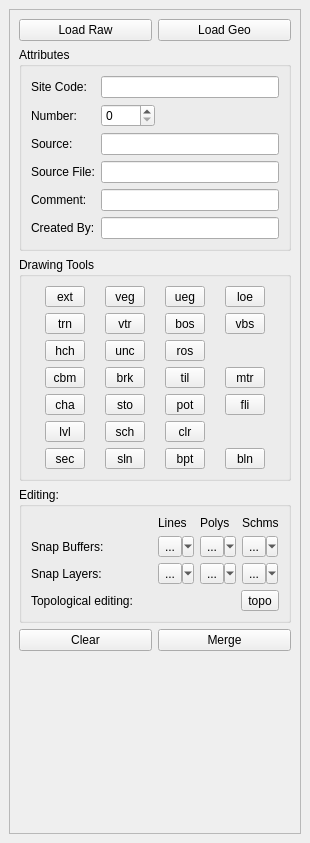
Before: the Qt Designer form plan/plan_dock_base.ui in lparchaeology/ArkPlan, drawn with Qt 5.
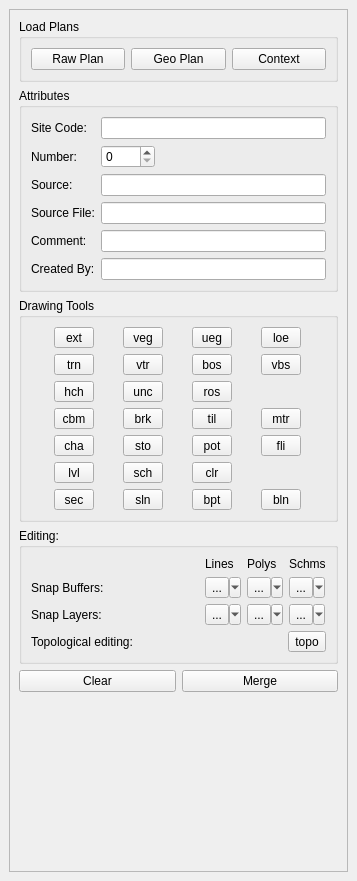
After: the same form once the commit is applied. Custom widgets are drawn as their Qt base class.

Commit message:
Load plans by context number
TODO zooming to all plans loaded, etc

```diff
--- a/plan/plan_dock_base.ui
+++ b/plan/plan_dock_base.ui
@@ -6,8 +6,8 @@
    <rect>
     <x>0</x>
     <y>0</y>
-    <width>310</width>
-    <height>843</height>
+    <width>357</width>
+    <height>881</height>
    </rect>
   </property>
   <property name="sizePolicy">
@@ -20,8 +20,8 @@
    <string>ArkPlan</string>
   </property>
   <widget class="QWidget" name="PlanDockContents">
-   <layout class="QVBoxLayout" name="verticalLayout_4">
-    <item>
+   <layout class="QGridLayout" name="gridLayout_4">
+    <item row="0" column="0">
      <widget class="QScrollArea" name="scrollArea">
       <property name="sizePolicy">
        <sizepolicy hsizetype="MinimumExpanding" vsizetype="Expanding">
@@ -40,28 +40,40 @@
         <rect>
          <x>0</x>
          <y>0</y>
-         <width>284</width>
-         <height>791</height>
+         <width>333</width>
+         <height>829</height>
         </rect>
        </property>
        <layout class="QVBoxLayout" name="verticalLayout">
         <item>
-         <layout class="QHBoxLayout" name="horizontalLayout_4">
-          <item>
+         <widget class="QGroupBox" name="groupBox_2">
+          <property name="title">
+           <string>Load Plans</string>
+          </property>
+          <layout class="QGridLayout" name="gridLayout_2">
+           <item row="0" column="0">
            <widget class="QPushButton" name="m_loadRawButton">
             <property name="text">
-             <string>Load Raw</string>
+              <string>Raw Plan</string>
             </property>
            </widget>
           </item>
-          <item>
+           <item row="0" column="1">
            <widget class="QPushButton" name="m_loadGeoButton">
             <property name="text">
-             <string>Load Geo</string>
+              <string>Geo Plan</string>
+             </property>
+            </widget>
+           </item>
+           <item row="0" column="2">
+            <widget class="QPushButton" name="m_loadContextButton">
+             <property name="text">
+              <string>Context</string>
             </property>
            </widget>
           </item>
          </layout>
+         </widget>
         </item>
         <item>
          <widget class="QGroupBox" name="m_planGroup">
@@ -72,7 +84,7 @@
            <property name="fieldGrowthPolicy">
             <enum>QFormLayout::ExpandingFieldsGrow</enum>
            </property>
-           <item row="0" column="0">
+           <item row="1" column="0">
             <widget class="QLabel" name="m_siteLabel">
              <property name="text">
               <string>Site Code:</string>
@@ -82,14 +94,14 @@
              </property>
             </widget>
            </item>
-           <item row="0" column="1">
+           <item row="1" column="1">
             <widget class="QLineEdit" name="m_siteEdit">
              <property name="readOnly">
               <bool>false</bool>
              </property>
             </widget>
            </item>
-           <item row="1" column="0">
+           <item row="2" column="0">
             <widget class="QLabel" name="m_numberLabel">
              <property name="text">
               <string>Number:</string>
@@ -99,7 +111,7 @@
              </property>
             </widget>
            </item>
-           <item row="1" column="1">
+           <item row="2" column="1">
             <widget class="QSpinBox" name="m_numberSpin">
              <property name="toolTip">
               <string>Context Number</string>
@@ -109,14 +121,14 @@
              </property>
             </widget>
            </item>
-           <item row="2" column="1">
+           <item row="3" column="1">
             <widget class="QLineEdit" name="m_sourceEdit">
              <property name="toolTip">
               <string>Source</string>
              </property>
             </widget>
            </item>
-           <item row="2" column="0">
+           <item row="3" column="0">
             <widget class="QLabel" name="m_sourceLabel">
              <property name="text">
               <string>Source:</string>
@@ -126,14 +138,14 @@
              </property>
             </widget>
            </item>
-           <item row="4" column="1">
+           <item row="5" column="1">
             <widget class="QLineEdit" name="m_commentEdit">
              <property name="readOnly">
               <bool>false</bool>
              </property>
             </widget>
            </item>
-           <item row="4" column="0">
+           <item row="5" column="0">
             <widget class="QLabel" name="m_commentLabel">
              <property name="text">
               <string>Comment:</string>
@@ -143,7 +155,7 @@
              </property>
             </widget>
            </item>
-           <item row="3" column="0">
+           <item row="4" column="0">
             <widget class="QLabel" name="m_sourceFileLabel">
              <property name="text">
               <string>Source File:</string>
@@ -153,10 +165,10 @@
              </property>
             </widget>
            </item>
-           <item row="3" column="1">
+           <item row="4" column="1">
             <widget class="QLineEdit" name="m_sourceFileEdit"/>
            </item>
-           <item row="5" column="0">
+           <item row="6" column="0">
             <widget class="QLabel" name="m_createdByLabel">
              <property name="text">
               <string>Created By:</string>
@@ -166,7 +178,7 @@
              </property>
             </widget>
            </item>
-           <item row="5" column="1">
+           <item row="6" column="1">
             <widget class="QLineEdit" name="m_createdByEdit"/>
            </item>
           </layout>
```
Left out of the diff: 1 changed line with no effect on the pictures. Lines whose indentation alone changed are shown as unchanged. The commit also changes 3 other files.
